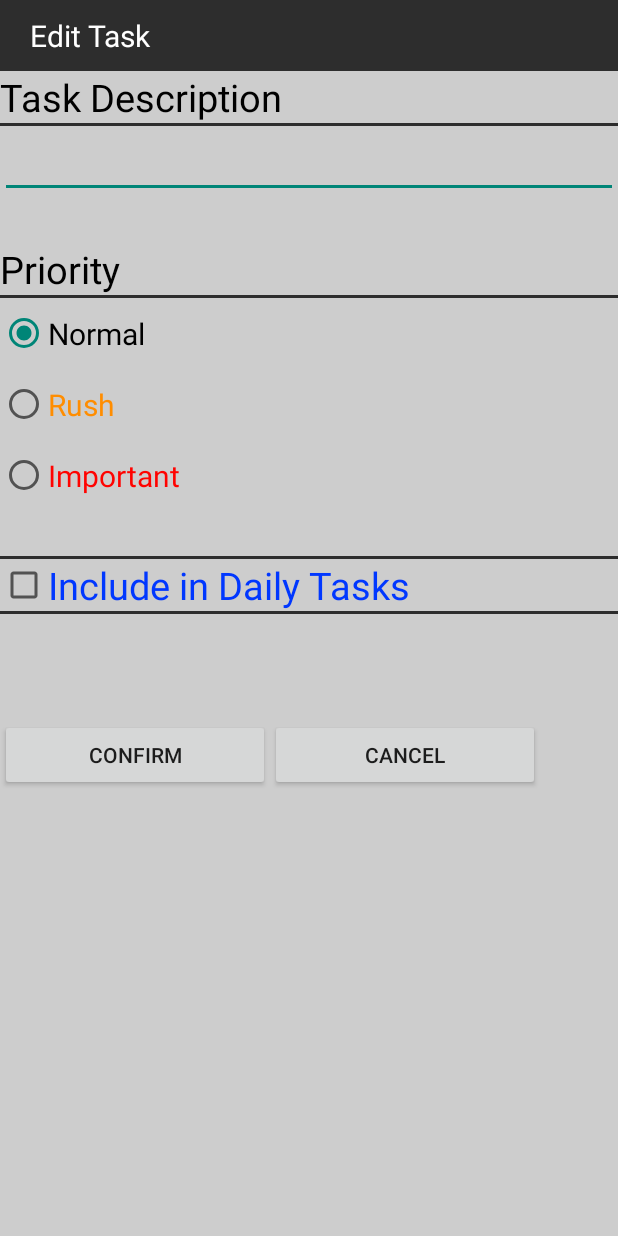
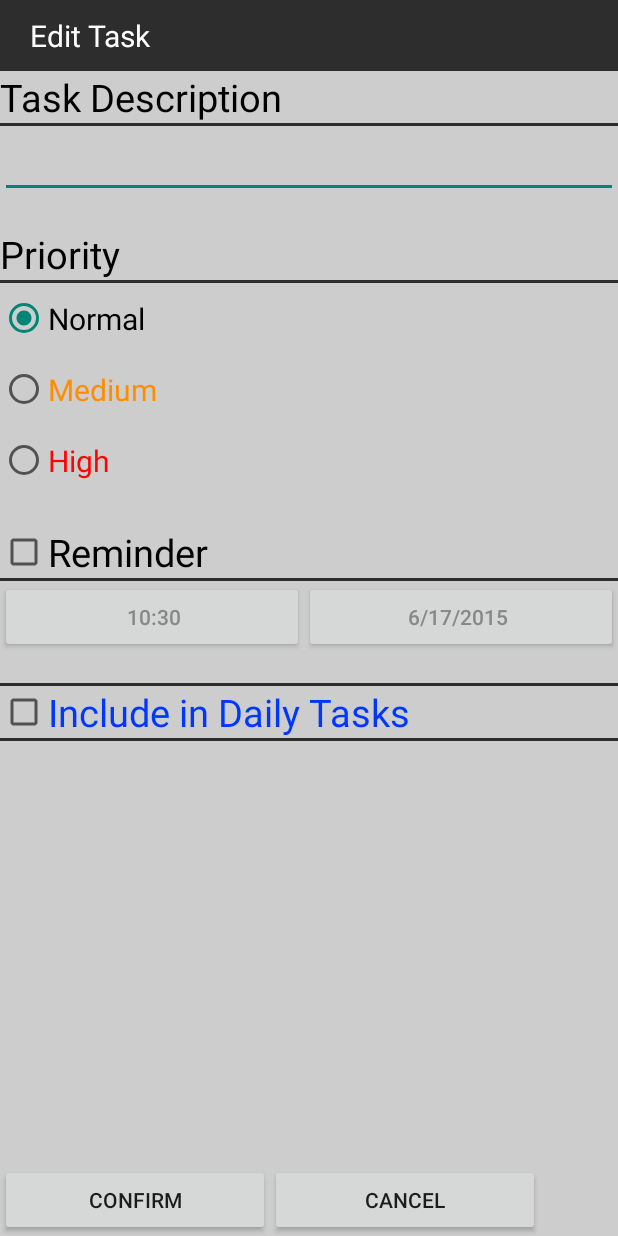
Before and after one commit to alexanderhorstman/Checklist, an Android app: the screen it shows after launch (EditTask), after a tap on "ADD TASK", on a phone screen of 412 x 824 dp. Run offline under Robolectric (Android 15) with nearby library versions, the phone set to English and light mode, and no system bars.

Commit message:
Adding reminder
still need to add the actual reminder.
have added ui buttons for reminder and classes to support the reminder

```diff
--- a/app/src/main/java/com/example/alexh/checklist/EditTask.java
+++ b/app/src/main/java/com/example/alexh/checklist/EditTask.java
@@ -2,20 +2,29 @@ package com.example.alexh.checklist;
 
 import android.app.Activity;
 import android.content.Intent;
+import android.graphics.Color;
 import android.os.Bundle;
 import android.view.View;
+import android.widget.Button;
 import android.widget.CheckBox;
 import android.widget.EditText;
 import android.widget.RadioGroup;
+
+import java.util.Calendar;
 
 public class EditTask extends Activity{
     private boolean replaceInsteadOfAdd = false;
     private int position;
 
-    private CheckBox checkBox;
+    private Button timeButton;
+    private Button dayButton;
+    private CheckBox dailyCheckBox;
+    private CheckBox reminderCheckBox;
     private EditText editText;
     private RadioGroup radioGroup;
     private String textHolder;
+    DatePickerFragment datePickerFragment;
+    TimePickerFragment timePickerFragment;
 
     @Override
     public void onBackPressed() {
@@ -33,9 +42,11 @@ public class EditTask extends Activity{
         //will receive a blank string from the add item method
         //will receive a string from the edit item method(long click on item)
         String editTextText = previousActivity.getStringExtra("task description");
-        //
+        //gets the position of the item clicked on
         position = previousActivity.getIntExtra("item position", 0);
-        //
+        //checks to see if the item should be replaced
+        //if editTextText is empty the item will be added
+        //if the editTextText is not empty the item will be replaced with the new item
         if(!editTextText.equals("")) {
             textHolder = editTextText;
             replaceInsteadOfAdd = true;
@@ -54,7 +65,35 @@ public class EditTask extends Activity{
                 radioGroup.check(R.id.radio_urgent);
                 break;
         }
-        checkBox = (CheckBox) findViewById(R.id.addToPresetsCheckBox);
+        dailyCheckBox = (CheckBox) findViewById(R.id.addToPresetsCheckBox);
+        reminderCheckBox = (CheckBox) findViewById(R.id.include_reminder_checkbox);
+        timeButton = (Button) findViewById(R.id.reminder_time_picker_button);
+        dayButton = (Button) findViewById(R.id.reminder_day_picker_button);
+        timeButton.setClickable(false);
+        dayButton.setClickable(false);
+        //set the time and day button text and color
+        timeButton.setTextColor(Color.GRAY);
+        dayButton.setTextColor(Color.GRAY);
+        Calendar day = Calendar.getInstance();
+        String time;
+        if(day.get(Calendar.HOUR) == 0) {
+            time = "12:";
+        }
+        else {
+            time = day.get(Calendar.HOUR) + ":";
+        }
+
+
+        if(day.get(Calendar.MINUTE) < 10) {
+            time += "0" + day.get(Calendar.MINUTE);
+        }
+        else {
+            time += day.get(Calendar.MINUTE);
+        }
+        timeButton.setText(time);
+        String date = "";
+        date += (day.get(Calendar.MONTH) + 1) + "/" + day.get(Calendar.DAY_OF_MONTH) + "/" + day.get(Calendar.YEAR);
+        dayButton.setText(date);
         //set the edit text's text from the previous activity
         editText.setText(editTextText);
     }
@@ -63,13 +102,15 @@ public class EditTask extends Activity{
         String task = editText.getText().toString();
         int priority = Globals.PRIORITY_NORMAL;
         int id = radioGroup.getCheckedRadioButtonId();
+        Time time;
+        Date date;
         if(task.equals("")){
             //set result code to canceled
             setResult(RESULT_CANCELED);
             //leave this activity
             finish();
         }
-        if(checkBox.isChecked()) {
+        if(dailyCheckBox.isChecked()) {
             priority = Globals.PRIORITY_DAILY;
         }
         if(id == R.id.radio_normal) {
@@ -81,32 +122,74 @@ public class EditTask extends Activity{
         else if(id == R.id.radio_urgent) {
             priority = Globals.PRIORITY_URGENT;
         }
-        //create item to send back
-        Item item = new Item(task, priority);
+        //create item to add to list
+        Item item;
+        if(reminderCheckBox.isChecked()) {
+            time = timePickerFragment.getTime();
+            date = datePickerFragment.getDate();
+            item = new Item(task, priority, time, date);
+        }
+        else {
+            item = new Item(task, priority);
+        }
         //create intent to send back
-        Intent sendItemBack = new Intent();
-        if(checkBox.isChecked() && !replaceInsteadOfAdd) {
+        Intent returnToMain = new Intent();
+        if(dailyCheckBox.isChecked() && !replaceInsteadOfAdd) {
             //set result code to ok and add to presets
-            setResult(Globals.RESULT_OK_EDIT_TASK_WITH_ADD_PRESETS, sendItemBack);
+            setResult(Globals.RESULT_OK_EDIT_TASK_WITH_ADD_PRESETS, returnToMain);
         }
-        else if(replaceInsteadOfAdd && !checkBox.isChecked()) {
-            setResult(Globals.RESULT_REPLACE_IN_LIST, sendItemBack);
-            sendItemBack.putExtra("old item", textHolder);
+        else if(replaceInsteadOfAdd && !dailyCheckBox.isChecked()) {
+            setResult(Globals.RESULT_REPLACE_IN_LIST, returnToMain);
+            returnToMain.putExtra("old item", textHolder);
         }
-        else if(replaceInsteadOfAdd && checkBox.isChecked()) {
-            setResult(Globals.RESULT_REPLACE_IN_LIST_WITH_ADD_PRESETS, sendItemBack);
-            sendItemBack.putExtra("old item", textHolder);
+        else if(replaceInsteadOfAdd && dailyCheckBox.isChecked()) {
+            setResult(Globals.RESULT_REPLACE_IN_LIST_WITH_ADD_PRESETS, returnToMain);
+            returnToMain.putExtra("old item", textHolder);
         }
         else {
             //set result code to ok
-            setResult(Globals.RESULT_OK_EDIT_TASK, sendItemBack);
+            setResult(Globals.RESULT_OK_EDIT_TASK, returnToMain);
         }
         //put item in the intent
-        sendItemBack.putExtra("new item", item);
+        returnToMain.putExtra("new item", item);
         //put the item position in the intent
-        sendItemBack.putExtra("item position", position);
+        returnToMain.putExtra("item position", position);
         //leave this activity
         finish();
+    }
+
+    public void chooseReminderDay(View view) {
+        datePickerFragment = new DatePickerFragment();
+        datePickerFragment.show(getFragmentManager(), "datePicker");
+    }
+
+    public void chooseReminderTime(View view) {
+        timePickerFragment = new TimePickerFragment();
+        timePickerFragment.show(getFragmentManager(), "timePicker");
+    }
+
+    public void setAsDailyTask(View view) {
+        reminderCheckBox.setChecked(false);
+        timeButton.setTextColor(Color.GRAY);
+        dayButton.setTextColor(Color.GRAY);
+        timeButton.setClickable(false);
+        dayButton.setClickable(false);
+    }
+
+    public void toggleReminderStatus(View view) {
+        dailyCheckBox.setChecked(false);
+        if(timeButton.getCurrentTextColor() == Color.GRAY) {
+            timeButton.setTextColor(Color.BLACK);
+            dayButton.setTextColor(Color.BLACK);
+            timeButton.setClickable(true);
+            dayButton.setClickable(true);
+        }
+        else if(timeButton.getCurrentTextColor() == Color.BLACK) {
+            timeButton.setTextColor(Color.GRAY);
+            dayButton.setTextColor(Color.GRAY);
+            timeButton.setClickable(false);
+            dayButton.setClickable(false);
+        }
     }
 
     public  void returnToMainActivityOnCancel(View view){
--- a/app/src/main/java/com/example/alexh/checklist/Globals.java
+++ b/app/src/main/java/com/example/alexh/checklist/Globals.java
@@ -3,6 +3,7 @@ package com.example.alexh.checklist;
 
 public class Globals {
     public static StringArray list;
+    public static StringArray presets;
     public static final int PRIORITY_NORMAL = 100;
     public static final int PRIORITY_RUSH = 500;
     public static final int PRIORITY_URGENT = 900;
--- a/app/src/main/res/layout/edit_task.xml
+++ b/app/src/main/res/layout/edit_task.xml
@@ -1,11 +1,16 @@
 <?xml version="1.0" encoding="utf-8"?>
-<LinearLayout
+<RelativeLayout
     android:background="#ffcdcdcd"
     android:layout_height="match_parent"
     android:layout_width="match_parent"
-    android:orientation="vertical"
-    android:weightSum="1"
-    xmlns:android="http://schemas.android.com/apk/res/android" >
+    xmlns:android="http://schemas.android.com/apk/res/android">
+
+    <LinearLayout
+        android:background="#ffcdcdcd"
+        android:id="@+id/edit_task_main_layout"
+        android:layout_height="wrap_content"
+        android:layout_width="match_parent"
+        android:orientation="vertical">
 
         <View
             android:background="#ff2d2d2d"
@@ -50,7 +55,7 @@
         <TextView
             android:layout_height="wrap_content"
             android:layout_width="wrap_content"
-        android:paddingTop="30dp"
+            android:paddingTop="20dp"
             android:text="@string/priority_text"
             android:textColor="#ff000000"
             android:textSize="25sp" />
@@ -64,7 +69,7 @@
             android:id="@+id/priorityRadioGroup"
             android:layout_height="wrap_content"
             android:layout_width="wrap_content"
-        android:paddingBottom="30dp" >
+            android:paddingBottom="20dp" >
 
             <RadioButton
                 android:id="@+id/radio_normal"
@@ -98,6 +103,50 @@
 
         </RadioGroup>
 
+        <!--//////////////////////////////////////-->
+        <CheckBox
+            android:layout_width="wrap_content"
+            android:layout_height="wrap_content"
+            android:id="@+id/include_reminder_checkbox"
+            android:text="@string/reminder_text"
+            android:textSize="25sp"
+            android:textColor="#ff000000"
+            android:onClick="toggleReminderStatus"/>
+
+        <View
+            android:background="#ff2d2d2d"
+            android:layout_height="2dp"
+            android:layout_width="match_parent" />
+
+
+
+        <LinearLayout
+            android:layout_width="match_parent"
+            android:layout_height="wrap_content"
+            android:orientation="horizontal"
+            android:paddingBottom="20dp">
+
+           <Button
+                android:layout_width="wrap_content"
+                android:layout_height="wrap_content"
+                android:id="@+id/reminder_time_picker_button"
+               android:layout_weight="1"
+               android:paddingLeft="15dp"
+               android:onClick="chooseReminderTime"/>
+
+           <Button
+                android:layout_width="wrap_content"
+                android:layout_height="wrap_content"
+                android:id="@+id/reminder_day_picker_button"
+               android:layout_weight="1"
+               android:paddingRight="15dp"
+               android:onClick="chooseReminderDay"/>
+
+            </LinearLayout>
+
+
+        <!--//////////////////////////////////////-->
+
         <View
             android:background="#ff2d2d2d"
             android:layout_height="2dp"
@@ -107,6 +156,7 @@
             android:id="@+id/addToPresetsCheckBox"
             android:layout_height="wrap_content"
             android:layout_width="wrap_content"
+            android:onClick="setAsDailyTask"
             android:text="@string/add_to_presets_option"
             android:textColor="#ff0037ff"
             android:textSize="25sp" />
@@ -116,10 +166,12 @@
             android:layout_height="2dp"
             android:layout_width="match_parent" />
 
+    </LinearLayout>
+
     <LinearLayout
+        android:layout_alignParentBottom="true"
         android:layout_height="wrap_content"
-        android:layout_width="match_parent"
-        android:paddingTop="70dp" >
+        android:layout_width="match_parent">
 
         <Button
             android:id="@+id/confirm_button"
@@ -137,4 +189,4 @@
 
     </LinearLayout>
 
-</LinearLayout>
+</RelativeLayout>
--- a/app/src/main/res/values/strings.xml
+++ b/app/src/main/res/values/strings.xml
@@ -15,10 +15,11 @@
     <string name="edit_task_title">Edit Task</string>
     <string name="exit">Quit</string>
     <string name="priority_normal_text">Normal</string>
-    <string name="priority_rush_text">Rush</string>
+    <string name="priority_rush_text">Medium</string>
     <string name="priority_text">Priority</string>
-    <string name="priority_urgent_text">Important</string>
+    <string name="priority_urgent_text">High</string>
     <string name="save_daily_presets">Save</string>
     <string name="select_all">Select All</string>
     <string name="task_text">Task Description</string>
+    <string name="reminder_text">Reminder</string>
 </resources>
```
Also changed, not shown: app/src/main/java/com/example/alexh/checklist/Date.java (added, +39 -0 lines), app/src/main/java/com/example/alexh/checklist/DatePickerFragment.java (added, +40 -0 lines), app/src/main/java/com/example/alexh/checklist/Item.java (+43 -2 lines), app/src/main/java/com/example/alexh/checklist/MainActivity.java (+87 -89 lines), app/src/main/java/com/example/alexh/checklist/MyAdapter.java (+15 -3 lines), app/src/main/java/com/example/alexh/checklist/SetDaily.java (+22 -39 lines), app/src/main/java/com/example/alexh/checklist/Time.java (added, +62 -0 lines), app/src/main/java/com/example/alexh/checklist/TimePickerFragment.java (added, +48 -0 lines), app/src/main/res/layout/row_layout_2.xml (+9 -0 lines), app/src/main/res/drawable/check_box_selected_new.png (added), app/src/main/res/drawable/check_box_unselected_new.png (added). Lines whose indentation alone changed are shown as unchanged.
